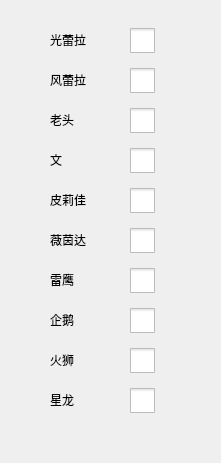
piaopiao2590/ygo-file, file widget.ui: the form before one commit.
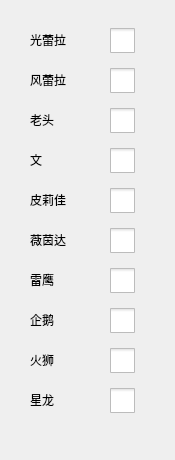
The form after the commit.

The edit to the form file:
```diff
--- a/widget.ui
+++ b/widget.ui
@@ -6,8 +6,8 @@
    <rect>
     <x>0</x>
     <y>0</y>
-    <width>221</width>
-    <height>463</height>
+    <width>175</width>
+    <height>460</height>
    </rect>
   </property>
   <property name="windowTitle">
@@ -19,12 +19,15 @@
   <widget class="QLabel" name="label">
    <property name="geometry">
     <rect>
-     <x>50</x>
+     <x>30</x>
      <y>30</y>
      <width>69</width>
      <height>19</height>
     </rect>
    </property>
+   <property name="styleSheet">
+    <string notr="true"/>
+   </property>
    <property name="text">
     <string>光蕾拉</string>
    </property>
@@ -32,12 +35,15 @@
   <widget class="QLabel" name="label_2">
    <property name="geometry">
     <rect>
-     <x>50</x>
+     <x>30</x>
      <y>70</y>
      <width>69</width>
      <height>19</height>
     </rect>
    </property>
+   <property name="styleSheet">
+    <string notr="true"/>
+   </property>
    <property name="text">
     <string>风蕾拉</string>
    </property>
@@ -45,12 +51,15 @@
   <widget class="QLabel" name="label_3">
    <property name="geometry">
     <rect>
-     <x>50</x>
+     <x>30</x>
      <y>110</y>
      <width>69</width>
      <height>19</height>
     </rect>
    </property>
+   <property name="styleSheet">
+    <string notr="true"/>
+   </property>
    <property name="text">
     <string>老头</string>
    </property>
@@ -58,12 +67,15 @@
   <widget class="QLabel" name="label_4">
    <property name="geometry">
     <rect>
-     <x>50</x>
+     <x>30</x>
      <y>150</y>
      <width>69</width>
      <height>19</height>
     </rect>
    </property>
+   <property name="styleSheet">
+    <string notr="true"/>
+   </property>
    <property name="text">
     <string>文</string>
    </property>
@@ -71,12 +83,15 @@
   <widget class="QLabel" name="label_5">
    <property name="geometry">
     <rect>
-     <x>50</x>
+     <x>30</x>
      <y>190</y>
      <width>69</width>
      <height>19</height>
     </rect>
    </property>
+   <property name="styleSheet">
+    <string notr="true"/>
+   </property>
    <property name="text">
     <string>皮莉佳</string>
    </property>
@@ -84,12 +99,15 @@
   <widget class="QLabel" name="label_6">
    <property name="geometry">
     <rect>
-     <x>50</x>
+     <x>30</x>
      <y>230</y>
      <width>69</width>
      <height>19</height>
     </rect>
    </property>
+   <property name="styleSheet">
+    <string notr="true"/>
+   </property>
    <property name="text">
     <string>薇茵达</string>
    </property>
@@ -97,12 +115,15 @@
   <widget class="QLabel" name="label_7">
    <property name="geometry">
     <rect>
-     <x>50</x>
+     <x>30</x>
      <y>270</y>
      <width>69</width>
      <height>19</height>
     </rect>
    </property>
+   <property name="styleSheet">
+    <string notr="true"/>
+   </property>
    <property name="text">
     <string>雷鹰</string>
    </property>
@@ -110,12 +131,15 @@
   <widget class="QLabel" name="label_8">
    <property name="geometry">
     <rect>
-     <x>50</x>
+     <x>30</x>
      <y>310</y>
      <width>69</width>
      <height>19</height>
     </rect>
    </property>
+   <property name="styleSheet">
+    <string notr="true"/>
+   </property>
    <property name="text">
     <string>企鹅</string>
    </property>
@@ -123,12 +147,15 @@
   <widget class="QLabel" name="label_9">
    <property name="geometry">
     <rect>
-     <x>50</x>
+     <x>30</x>
      <y>350</y>
      <width>69</width>
      <height>19</height>
     </rect>
    </property>
+   <property name="styleSheet">
+    <string notr="true"/>
+   </property>
    <property name="text">
     <string>火狮</string>
    </property>
@@ -136,12 +163,15 @@
   <widget class="QLabel" name="label_10">
    <property name="geometry">
     <rect>
-     <x>50</x>
+     <x>30</x>
      <y>390</y>
      <width>69</width>
      <height>19</height>
     </rect>
    </property>
+   <property name="styleSheet">
+    <string notr="true"/>
+   </property>
    <property name="text">
     <string>星龙</string>
    </property>
@@ -152,7 +182,7 @@
    </property>
    <property name="geometry">
     <rect>
-     <x>130</x>
+     <x>110</x>
      <y>20</y>
      <width>31</width>
      <height>41</height>
@@ -192,7 +222,7 @@
    </property>
    <property name="geometry">
     <rect>
-     <x>130</x>
+     <x>110</x>
      <y>60</y>
      <width>31</width>
      <height>41</height>
@@ -232,7 +262,7 @@
    </property>
    <property name="geometry">
     <rect>
-     <x>130</x>
+     <x>110</x>
      <y>100</y>
      <width>31</width>
      <height>41</height>
@@ -272,7 +302,7 @@
    </property>
    <property name="geometry">
     <rect>
-     <x>130</x>
+     <x>110</x>
      <y>140</y>
      <width>31</width>
      <height>41</height>
@@ -312,7 +342,7 @@
    </property>
    <property name="geometry">
     <rect>
-     <x>130</x>
+     <x>110</x>
      <y>180</y>
      <width>31</width>
      <height>41</height>
@@ -352,7 +382,7 @@
    </property>
    <property name="geometry">
     <rect>
-     <x>130</x>
+     <x>110</x>
      <y>220</y>
      <width>31</width>
      <height>41</height>
@@ -392,7 +422,7 @@
    </property>
    <property name="geometry">
     <rect>
-     <x>130</x>
+     <x>110</x>
      <y>260</y>
      <width>31</width>
      <height>41</height>
@@ -432,7 +462,7 @@
    </property>
    <property name="geometry">
     <rect>
-     <x>130</x>
+     <x>110</x>
      <y>300</y>
      <width>31</width>
      <height>41</height>
@@ -472,7 +502,7 @@
    </property>
    <property name="geometry">
     <rect>
-     <x>130</x>
+     <x>110</x>
      <y>340</y>
      <width>31</width>
      <height>41</height>
@@ -512,7 +542,7 @@
    </property>
    <property name="geometry">
     <rect>
-     <x>130</x>
+     <x>110</x>
      <y>380</y>
      <width>31</width>
      <height>41</height>
```
